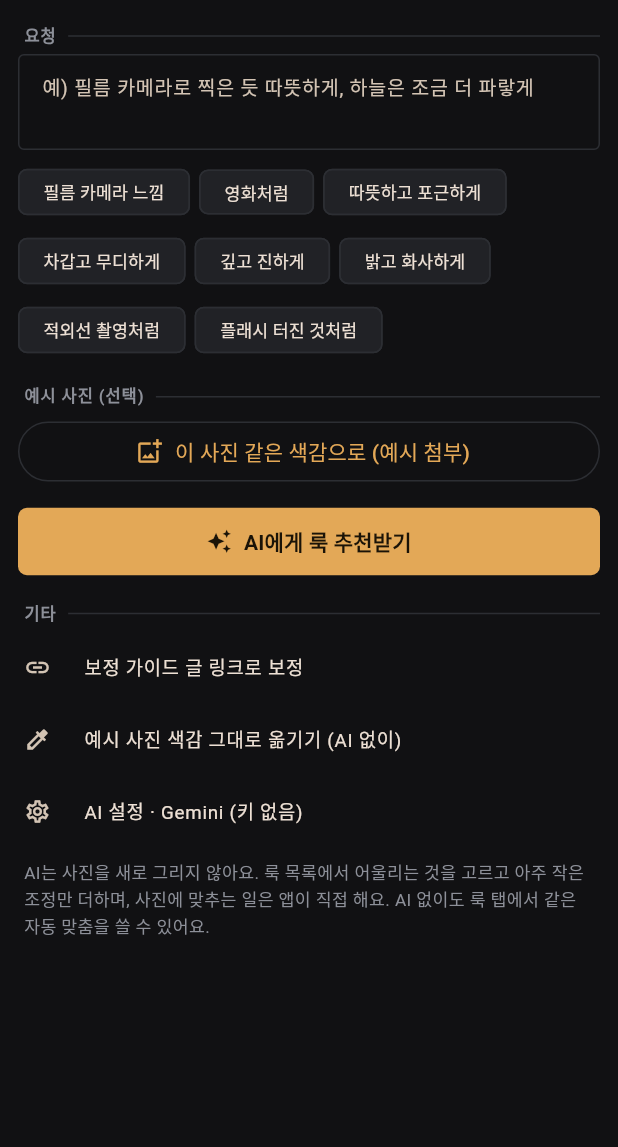
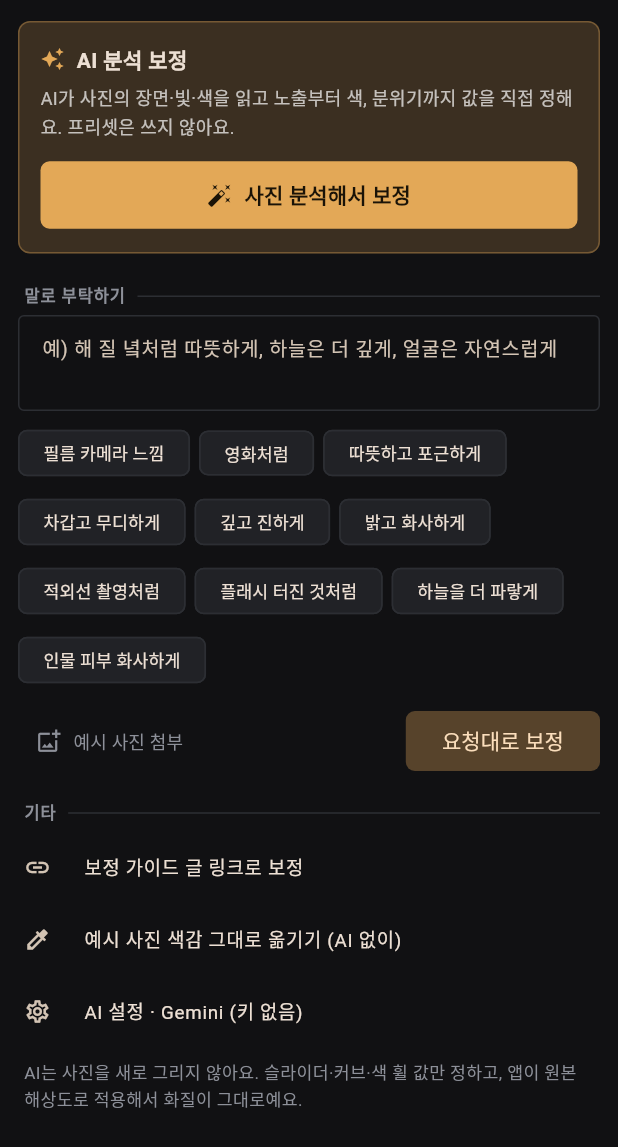
Before and after one commit to conner2377/ACG-AI-Color-Grading-, a Flutter app: the AiPanel widget shown alone on an empty page, opened directly with empty values, on a phone screen of 412 x 824 dp. Shown: the top 1147 px of the screen. Run offline on Flutter 3.47's test engine with Material 3 defaults, Android fonts, the phone set to English and light mode, and no system bars; our stand-ins replace flutter_secure_storage, shared_preferences; missing offline and left inert: dart:ffi, desktop_drop, file_selector; accounts and stored records are empty.

Commit message:
AI analyzes the photo and sets edit values itself (no preset picking); natural-language requests; second look-and-refine pass
Co-Authored-By: Claude Opus 5.5 <noreply@anthropic.com>
Claude-Session: https://claude.ai/code/session_01QqAmnE3oRbLjX6tHTzbB44

```diff
--- a/app/lib/ui/looks_tab.dart
+++ b/app/lib/ui/looks_tab.dart
@@ -309,7 +309,7 @@ class _AiPanelState extends State<AiPanel> {
   AiSettings? _settings;
   String? _referencePath;
 
-  static const quick = ['필름 카메라 느낌', '영화처럼', '따뜻하고 포근하게', '차갑고 무디하게', '깊고 진하게', '밝고 화사하게', '적외선 촬영처럼', '플래시 터진 것처럼'];
+  static const quick = ['필름 카메라 느낌', '영화처럼', '따뜻하고 포근하게', '차갑고 무디하게', '깊고 진하게', '밝고 화사하게', '적외선 촬영처럼', '플래시 터진 것처럼', '하늘을 더 파랗게', '인물 피부 화사하게'];
 
   EditorController get c => widget.c;
 
@@ -342,7 +342,8 @@ class _AiPanelState extends State<AiPanel> {
       if ((_settings?.apiKey ?? '').isEmpty) return;
     }
     final text = request ?? _request.text;
-    await c.withBusy('${_settings!.provider.label}가 어울리는 룩을 고르는 중…', () async {
+    final label = text.trim().isEmpty && guideUrl == null ? '사진을 분석해서 보정하는 중…' : '요청을 읽고 보정하는 중…';
+    await c.withBusy('${_settings!.provider.label} · $label', () async {
       String? guide;
       if (guideUrl != null && guideUrl.trim().isNotEmpty) guide = await fetchGuideText(guideUrl);
       await c.runAi(
@@ -352,6 +353,17 @@ class _AiPanelState extends State<AiPanel> {
         referencePath: _referencePath,
       );
     });
+  }
+
+  Future<bool> _ensureKey() async {
+    if (_settings == null) return false;
+    if (_settings!.apiKey.isEmpty) await _openSettings();
+    return (_settings?.apiKey ?? '').isNotEmpty;
+  }
+
+  Future<void> _refine() async {
+    if (!await _ensureKey()) return;
+    await c.withBusy('${_settings!.provider.label} · 결과를 다시 보고 다듬는 중…', () => c.refineAi(_settings!));
   }
 
   Future<void> _pickReference() async {
@@ -391,7 +403,32 @@ class _AiPanelState extends State<AiPanel> {
     return Column(children: [
       Expanded(
         child: ListView(padding: const EdgeInsets.only(bottom: 16), children: [
-          const PanelLabel('요청'),
+          Container(
+            margin: const EdgeInsets.fromLTRB(12, 14, 12, 4),
+            padding: const EdgeInsets.all(14),
+            decoration: BoxDecoration(
+              color: accentDim,
+              border: Border.all(color: accent.withValues(alpha: 0.35)),
+              borderRadius: BorderRadius.circular(8),
+            ),
+            child: Column(crossAxisAlignment: CrossAxisAlignment.stretch, children: [
+              const Row(children: [
+                Icon(Icons.auto_awesome, size: 16, color: accent),
+                SizedBox(width: 8),
+                Text('AI 분석 보정', style: TextStyle(fontSize: 14, fontWeight: FontWeight.w700)),
+              ]),
+              const SizedBox(height: 6),
+              const Text('AI가 사진의 장면·빛·색을 읽고 노출부터 색, 분위기까지 값을 직접 정해요. 프리셋은 쓰지 않아요.',
+                  style: TextStyle(color: Colors.white70, fontSize: 12, height: 1.5)),
+              const SizedBox(height: 12),
+              GradientButton(
+                label: '사진 분석해서 보정',
+                icon: Icons.auto_fix_high,
+                onPressed: busy ? null : () => _runAi(request: ''),
+              ),
+            ]),
+          ),
+          const PanelLabel('말로 부탁하기'),
           Padding(
             padding: const EdgeInsets.symmetric(horizontal: 12),
             child: TextField(
@@ -399,8 +436,9 @@ class _AiPanelState extends State<AiPanel> {
               minLines: 2,
               maxLines: 4,
               style: const TextStyle(fontSize: 13),
+              onSubmitted: busy ? null : (_) => _runAi(),
               decoration: const InputDecoration(
-                hintText: '예) 필름 카메라로 찍은 듯 따뜻하게, 하늘은 조금 더 파랗게',
+                hintText: '예) 해 질 녘처럼 따뜻하게, 하늘은 더 깊게, 얼굴은 자연스럽게',
                 border: OutlineInputBorder(),
                 isDense: true,
               ),
@@ -422,31 +460,34 @@ class _AiPanelState extends State<AiPanel> {
                 ),
             ]),
           ),
-          const PanelLabel('예시 사진 (선택)'),
           Padding(
-            padding: const EdgeInsets.symmetric(horizontal: 12),
+            padding: const EdgeInsets.fromLTRB(12, 10, 12, 0),
+            child: Row(children: [
+              Expanded(
                 child: _referencePath == null
-                ? OutlinedButton.icon(
+                    ? TextButton.icon(
+                        style: TextButton.styleFrom(alignment: Alignment.centerLeft, foregroundColor: textDim),
                         onPressed: busy ? null : _pickReference,
-                    icon: const Icon(Icons.add_photo_alternate_outlined, size: 18),
-                    label: const Text('이 사진 같은 색감으로 (예시 첨부)'),
+                        icon: const Icon(Icons.add_photo_alternate_outlined, size: 17),
+                        label: const Text('예시 사진 첨부', style: TextStyle(fontSize: 12)),
                       )
                     : InputChip(
                         avatar: const Icon(Icons.image_outlined, size: 16),
-                    label: Text(_referencePath!.split(RegExp(r'[\\/]')).last, style: const TextStyle(fontSize: 12)),
+                        label: Text(_referencePath!.split(RegExp(r'[\\/]')).last,
+                            overflow: TextOverflow.ellipsis, style: const TextStyle(fontSize: 12)),
                         onDeleted: () => setState(() => _referencePath = null),
                       ),
               ),
-          Padding(
-            padding: const EdgeInsets.fromLTRB(12, 12, 12, 0),
-            child: GradientButton(
-              label: 'AI에게 룩 추천받기',
-              icon: Icons.auto_awesome,
+              const SizedBox(width: 8),
+              FilledButton.tonal(
                 onPressed: busy ? null : () => _runAi(),
+                style: FilledButton.styleFrom(shape: RoundedRectangleBorder(borderRadius: BorderRadius.circular(6))),
+                child: const Text('요청대로 보정'),
               ),
+            ]),
           ),
           if (c.aiThumbs.isNotEmpty) ...[
-            PanelLabel('AI 추천',
+            PanelLabel('AI 보정 결과',
                 trailing: GestureDetector(
                   onTap: () {
                     c.aiThumbs = [];
@@ -470,6 +511,19 @@ class _AiPanelState extends State<AiPanel> {
                   onTap: () => c.pickAiVariation(t.recipe),
                 ),
             ], columns: 2),
+            Padding(
+              padding: const EdgeInsets.fromLTRB(12, 10, 12, 0),
+              child: OutlinedButton.icon(
+                onPressed: busy ? null : _refine,
+                icon: const Icon(Icons.refresh, size: 16),
+                label: const Text('결과를 다시 보고 한 번 더 다듬기'),
+              ),
+            ),
+            const Padding(
+              padding: EdgeInsets.fromLTRB(16, 8, 16, 0),
+              child: Text('AI가 정한 값은 빛·색·커브·그레이딩 탭의 슬라이더에 그대로 들어가 있어서 이어서 손볼 수 있어요.',
+                  style: TextStyle(color: textDim, fontSize: 11.5, height: 1.5)),
+            ),
           ],
           const PanelLabel('기타'),
           ListTile(
@@ -494,7 +548,7 @@ class _AiPanelState extends State<AiPanel> {
           const Padding(
             padding: EdgeInsets.fromLTRB(16, 8, 16, 0),
             child: Text(
-              'AI는 사진을 새로 그리지 않아요. 룩 목록에서 어울리는 것을 고르고 아주 작은 조정만 더하며, 사진에 맞추는 일은 앱이 직접 해요. AI 없이도 룩 탭에서 같은 자동 맞춤을 쓸 수 있어요.',
+              'AI는 사진을 새로 그리지 않아요. 슬라이더·커브·색 휠 값만 정하고, 앱이 원본 해상도로 적용해서 화질이 그대로예요.',
               style: TextStyle(color: textDim, fontSize: 11.5, height: 1.5),
             ),
           ),
```
Also changed, not shown: app/lib/ai/ai_service.dart (+127 -99 lines), app/lib/ui/editor_controller.dart (+41 -15 lines), 1 other file. Lines whose indentation alone changed are shown as unchanged.
